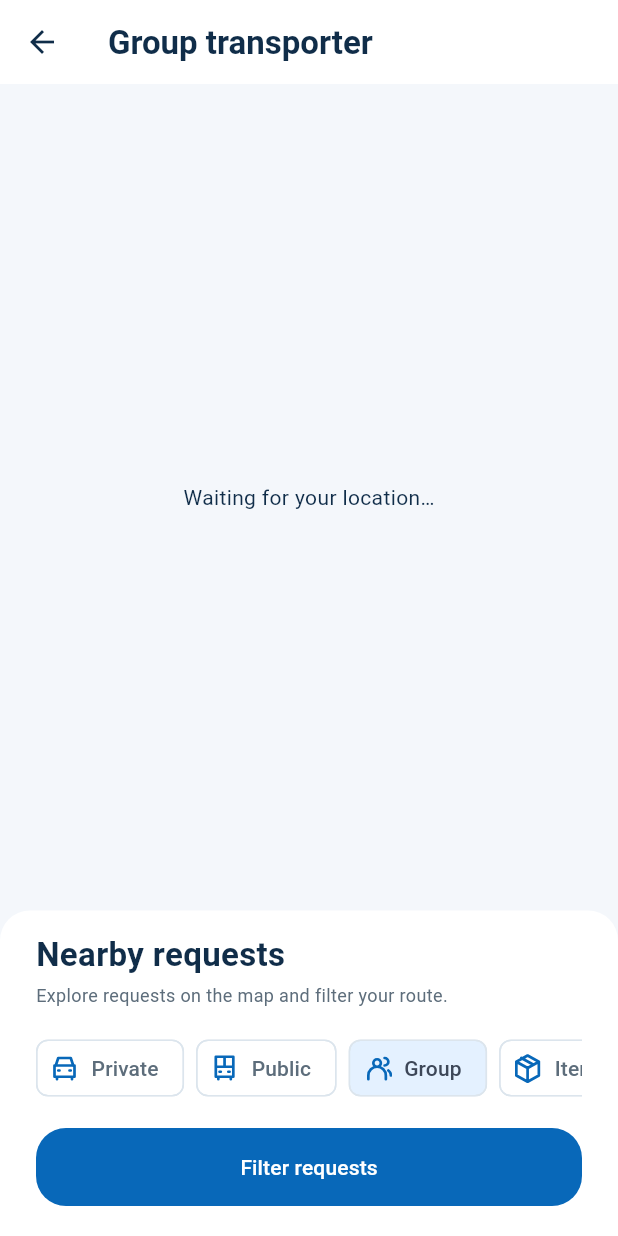
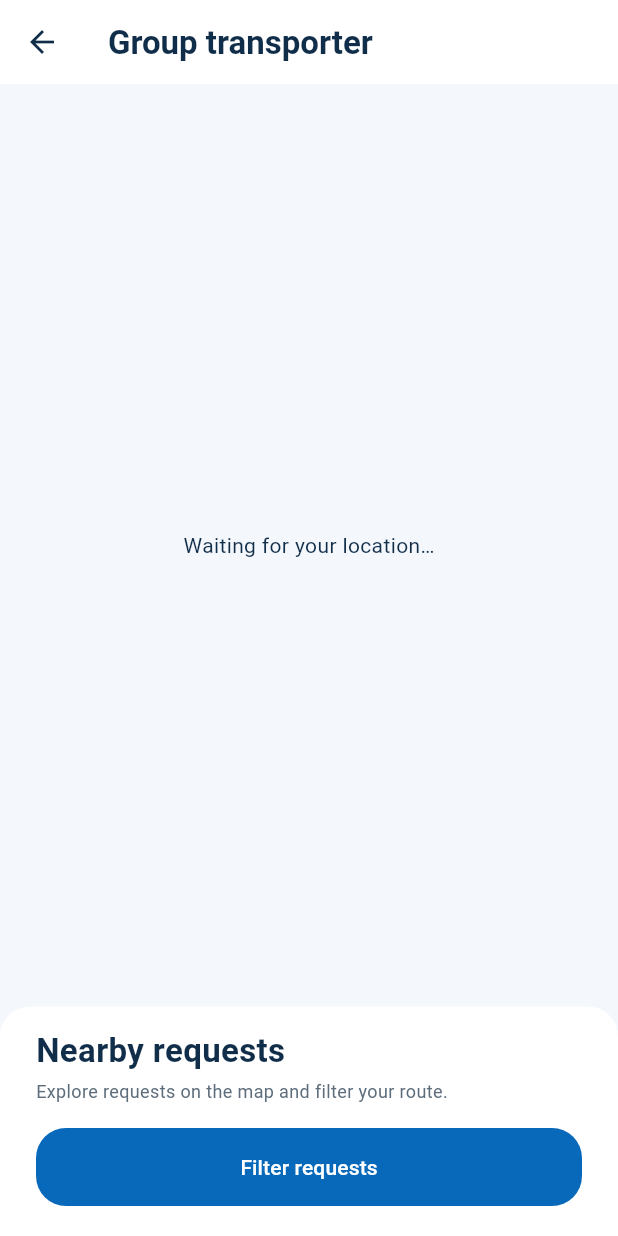
Before and after one commit to kapame2022/KapaMe-Mobile, a Flutter app: the GroupTransporter screen opened by its route, on a phone screen of 412 x 824 dp. Run offline on Flutter 3.47's test engine with Material 3 defaults, Android fonts, the phone set to English and light mode, and no system bars; our stand-ins replace dio, flutter_secure_storage, flutter_svg, fluttertoast, google_maps_flutter, google_mobile_ads and 1 more; missing offline and left inert: flutter_polyline_points, signalr_netcore, syncfusion_flutter_pdfviewer; accounts and stored records are empty; network calls fail.

Commit message:
Keep selected trip pages focused on their service

```diff
--- a/lib/views/trips/group_transporter.dart
+++ b/lib/views/trips/group_transporter.dart
@@ -302,7 +302,6 @@ class _GroupTransporterState extends State<GroupTransporter> {
                           ),
                       ])),
             MapActionPanel(
-              offering: true,
               title: 'Nearby requests',
               subtitle: 'Explore requests on the map and filter your route.',
               action: 'Filter requests',
--- a/lib/views/trips/item_transporter.dart
+++ b/lib/views/trips/item_transporter.dart
@@ -286,7 +286,6 @@ class _ItemTransporterState extends State<ItemTransporter> {
                           ),
                       ])),
             MapActionPanel(
-              offering: true,
               title: 'Nearby requests',
               subtitle: 'Explore requests on the map and filter your route.',
               action: 'Filter requests',
--- a/lib/views/trips/private_driver.dart
+++ b/lib/views/trips/private_driver.dart
@@ -240,7 +240,6 @@ class _PrivateDriverState extends State<PrivateDriver> {
                         ),
                       ])),
             MapActionPanel(
-              offering: true,
               title: 'Nearby requests',
               subtitle: 'Explore requests on the map and filter your route.',
               action: 'Filter requests',
--- a/lib/views/trips/public_driver.dart
+++ b/lib/views/trips/public_driver.dart
@@ -249,7 +249,6 @@ class _PublicDriverState extends State<PublicDriver> {
                           ),
                       ])),
             MapActionPanel(
-              offering: true,
               title: 'Nearby requests',
               subtitle: 'Explore requests on the map and filter your route.',
               action: 'Filter requests',
--- a/lib/widgets/clear_blue_widgets.dart
+++ b/lib/widgets/clear_blue_widgets.dart
@@ -251,9 +251,7 @@ class MapActionPanel extends StatelessWidget {
       required this.title,
       required this.subtitle,
       required this.action,
-      required this.onPressed,
-      this.offering = false});
-  final bool offering;
+      required this.onPressed});
   final String title, subtitle, action;
   final VoidCallback onPressed;
   @override
@@ -277,58 +275,6 @@ class MapActionPanel extends StatelessWidget {
                           style: const TextStyle(
                               color: ClearBlue.muted, fontSize: 12)),
                       const SizedBox(height: 16),
-                      SingleChildScrollView(
-                          scrollDirection: Axis.horizontal,
-                          child: Row(children: [
-                            for (final service in [
-                              (
-                                'car',
-                                'Private',
-                                offering ? '/privatedriver' : '/privatecommuter'
-                              ),
-                              (
-                                'bus',
-                                'Public',
-                                offering ? '/publicdriver' : '/publiccommuter'
-                              ),
-                              (
-                                'people',
-                                'Group',
-                                offering
-                                    ? '/grouptransporter'
-                                    : '/grouptransport'
-                              ),
-                              (
-                                'package',
-                                'Item',
-                                offering ? '/itemtransporter' : '/itemtransport'
-                              ),
-                            ])
-                              Padding(
-                                  padding: const EdgeInsets.only(right: 8),
-                                  child: ChoiceChip(
-                                    avatar: DesignIcon('map_${service.$1}'),
-                                    label: Text(service.$2),
-                                    showCheckmark: false,
-                                    selected:
-                                        ModalRoute.of(context)?.settings.name ==
-                                            service.$3,
-                                    selectedColor: ClearBlue.soft,
-                                    backgroundColor: ClearBlue.panel,
-                                    side:
-                                        const BorderSide(color: ClearBlue.line),
-                                    onSelected: (_) {
-                                      if (ModalRoute.of(context)
-                                              ?.settings
-                                              .name !=
-                                          service.$3) {
-                                        Navigator.pushReplacementNamed(
-                                            context, service.$3);
-                                      }
-                                    },
-                                  )),
-                          ])),
-                      const SizedBox(height: 16),
                       FilledButton(onPressed: onPressed, child: Text(action)),
                     ]),
               ))));
```
Also changed, not shown: docs/focused-trip-pages/private-ride.png (added), 3 other files.
